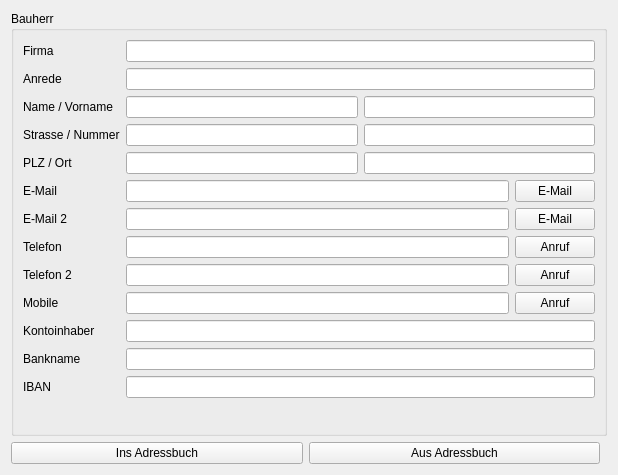
This is Ui/Contact.ui in GnuSolar/GnuSolar as Qt 5 draws it before an edit. The edited form follows.
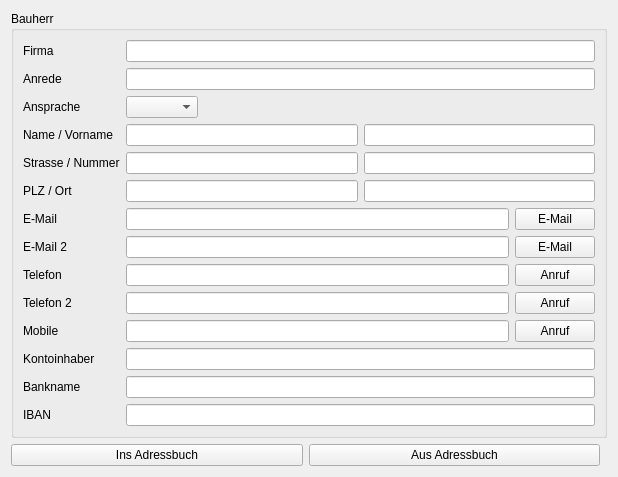
This is the edited form.

Commit message:
Contact: Du or Sie, for the templates
A contact has the field formality, "formal" (Sie, the default) or
"informal" (Du), chosen on the Kontakt page as "Ansprache". Templates
use <o.owner.greeting> ("Guten Tag Herr Kraft" / "Hallo Alois") and
<o.owner.byFormality('Ihnen', 'Dir')>; GnuSolar's quote and invoice
templates do so. A combo box with choices shows its first choice for
no value. A project file now has 254 fields.

```diff
--- a/Ui/Contact.ui
+++ b/Ui/Contact.ui
@@ -50,13 +50,30 @@
        <widget class="QLineEdit" name="obj_title"/>
       </item>
       <item row="2" column="0">
+       <widget class="QLabel" name="label_formality">
+        <property name="text">
+         <string>Ansprache</string>
+        </property>
+       </widget>
+      </item>
+      <item row="2" column="1">
+       <widget class="QComboBox" name="obj_formality">
+        <property name="sizePolicy">
+         <sizepolicy hsizetype="Fixed" vsizetype="Fixed">
+          <horstretch>0</horstretch>
+          <verstretch>0</verstretch>
+         </sizepolicy>
+        </property>
+       </widget>
+      </item>
+      <item row="3" column="0">
        <widget class="QLabel" name="label_51">
         <property name="text">
          <string>Name / Vorname</string>
         </property>
        </widget>
       </item>
-      <item row="2" column="1">
+      <item row="3" column="1">
        <layout class="QHBoxLayout" name="horizontalLayout_8">
         <item>
          <widget class="QLineEdit" name="obj_lastName"/>
@@ -66,14 +83,14 @@
         </item>
        </layout>
       </item>
-      <item row="3" column="0">
+      <item row="4" column="0">
        <widget class="QLabel" name="label_52">
         <property name="text">
          <string>Strasse / Nummer</string>
         </property>
        </widget>
       </item>
-      <item row="3" column="1">
+      <item row="4" column="1">
        <layout class="QHBoxLayout" name="horizontalLayout_9">
         <item>
          <widget class="QLineEdit" name="obj_street">
@@ -87,14 +104,14 @@
         </item>
        </layout>
       </item>
-      <item row="4" column="0">
+      <item row="5" column="0">
        <widget class="QLabel" name="label_53">
         <property name="text">
          <string>PLZ / Ort</string>
         </property>
        </widget>
       </item>
-      <item row="4" column="1">
+      <item row="5" column="1">
        <layout class="QHBoxLayout" name="horizontalLayout_10">
         <item>
          <widget class="QLineEdit" name="obj_zip">
@@ -108,14 +125,14 @@
         </item>
        </layout>
       </item>
-      <item row="5" column="0">
+      <item row="6" column="0">
        <widget class="QLabel" name="label_50">
         <property name="text">
          <string>E-Mail</string>
         </property>
        </widget>
       </item>
-      <item row="5" column="1">
+      <item row="6" column="1">
        <layout class="QHBoxLayout" name="horizontalLayout_11">
         <item>
          <widget class="QLineEdit" name="obj_email">
@@ -139,14 +156,14 @@
         </item>
        </layout>
       </item>
-      <item row="6" column="0">
+      <item row="7" column="0">
        <widget class="QLabel" name="label_55">
         <property name="text">
          <string>E-Mail 2</string>
         </property>
        </widget>
       </item>
-      <item row="6" column="1">
+      <item row="7" column="1">
        <layout class="QHBoxLayout" name="horizontalLayout_2">
         <item>
          <widget class="QLineEdit" name="obj_email2"/>
@@ -163,14 +180,14 @@
         </item>
        </layout>
       </item>
-      <item row="7" column="0">
+      <item row="8" column="0">
        <widget class="QLabel" name="label_54">
         <property name="text">
          <string>Telefon</string>
         </property>
        </widget>
       </item>
-      <item row="7" column="1">
+      <item row="8" column="1">
        <layout class="QHBoxLayout" name="horizontalLayout_12">
         <item>
          <widget class="QLineEdit" name="obj_phone"/>
@@ -187,14 +204,14 @@
         </item>
        </layout>
       </item>
-      <item row="8" column="0">
+      <item row="9" column="0">
        <widget class="QLabel" name="label_56">
         <property name="text">
          <string>Telefon 2</string>
         </property>
        </widget>
       </item>
-      <item row="8" column="1">
+      <item row="9" column="1">
        <layout class="QHBoxLayout" name="horizontalLayout_13">
         <item>
          <widget class="QLineEdit" name="obj_phone2"/>
@@ -211,14 +228,14 @@
         </item>
        </layout>
       </item>
-      <item row="9" column="0">
+      <item row="10" column="0">
        <widget class="QLabel" name="label_57">
         <property name="text">
          <string>Mobile</string>
         </property>
        </widget>
       </item>
-      <item row="9" column="1">
+      <item row="10" column="1">
        <layout class="QHBoxLayout" name="horizontalLayout_14">
         <item>
          <widget class="QLineEdit" name="obj_mobile"/>
@@ -235,34 +252,34 @@
         </item>
        </layout>
       </item>
-      <item row="10" column="0">
+      <item row="11" column="0">
        <widget class="QLabel" name="label_59">
         <property name="text">
          <string>Kontoinhaber</string>
         </property>
        </widget>
       </item>
-      <item row="10" column="1">
+      <item row="11" column="1">
        <widget class="QLineEdit" name="obj_accountOwner"/>
       </item>
-      <item row="11" column="0">
+      <item row="12" column="0">
        <widget class="QLabel" name="label_60">
         <property name="text">
          <string>Bankname</string>
         </property>
        </widget>
       </item>
-      <item row="11" column="1">
+      <item row="12" column="1">
        <widget class="QLineEdit" name="obj_accountBank"/>
       </item>
-      <item row="12" column="0">
+      <item row="13" column="0">
        <widget class="QLabel" name="label_61">
         <property name="text">
          <string>IBAN</string>
         </property>
        </widget>
       </item>
-      <item row="12" column="1">
+      <item row="13" column="1">
        <widget class="QLineEdit" name="obj_accountIban"/>
       </item>
      </layout>
```
The commit also changes 9 other files.
